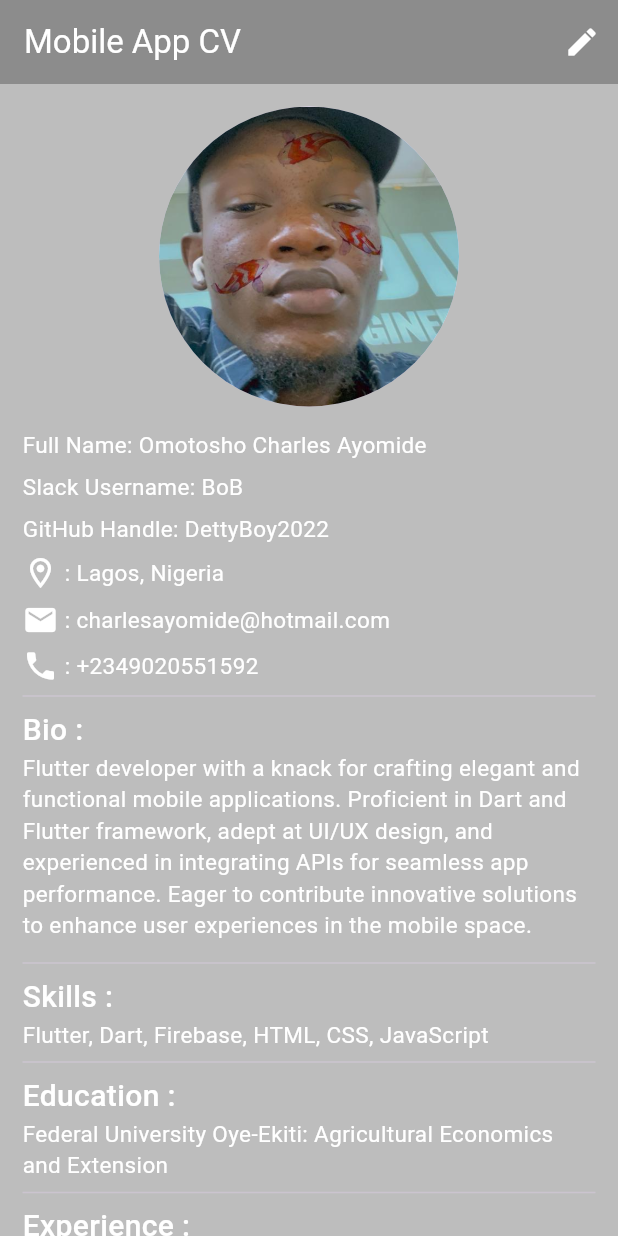
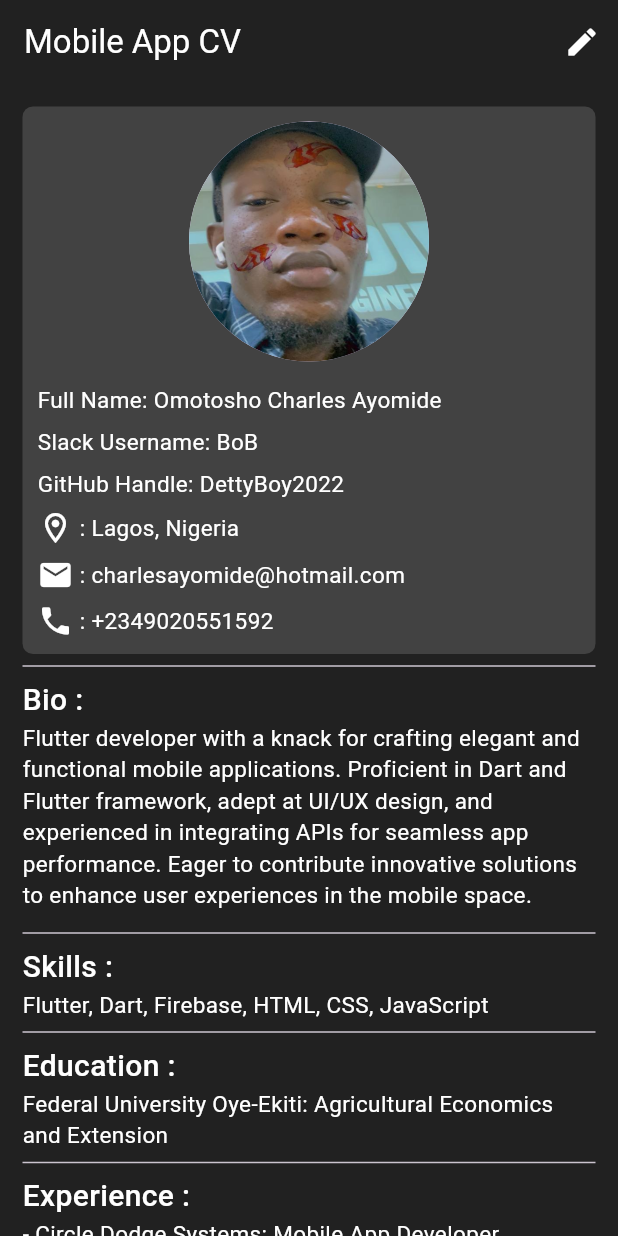
Before and after one commit to dettyboy2022/hng_task2, a Flutter app: the screen it shows after launch, on a phone screen of 412 x 824 dp. Run offline on Flutter 3.47's test engine with Material 2 defaults, Android fonts, the phone set to English and light mode, and no system bars.

Commit message:
all done

```diff
--- a/lib/editpage.dart
+++ b/lib/editpage.dart
@@ -52,9 +52,9 @@ class _EditPageState extends State<EditPage> {
   @override
   Widget build(BuildContext context) {
     return Scaffold(
-      backgroundColor: Colors.black26,
+      backgroundColor: Colors.grey.shade900,
       appBar: AppBar(
-        backgroundColor: Colors.black26,
+        backgroundColor: Colors.grey.shade900,
         iconTheme: const IconThemeData(color: Colors.white),
         title: const Text(
           'Edit CV',
--- a/lib/home.dart
+++ b/lib/home.dart
@@ -19,22 +19,28 @@ class _HomeState extends State<Home> {
   String education =
       'Federal University Oye-Ekiti: Agricultural Economics and Extension';
   String experience =
-      '''- Circle Dodge Systems: Mobile App Developer\n   - Developed and maintained mobile applications for clients, ensuring seamless user experiences.
-   - Collaborated with cross-functional teams to design, develop, and deploy new features.
-   - Conducted code reviews and provided mentorship to junior developers.
+      '''- Circle Dodge Systems: Mobile App Developer\n   . Developed and maintained mobile applications for clients, ensuring seamless user experiences.
+   . Collaborated with cross-functional teams to design, develop, and deploy new features.
+   . Conducted code reviews and provided mentorship to junior developers.
 
-- Freelance Developer: Web & Mobile Developer\n   - Led the design team in creating intuitive and visually appealing user interfaces.
-   - Conducted user research and usability testing to refine product designs.
-   - Collaborated with developers to implement designs and iterate on user feedback.
+- Freelance Developer: Web & Mobile Developer\n   . Led the design team in creating intuitive and visually appealing user interfaces.
+   . Conducted user research and usability testing to refine product designs.
+  . Collaborated with developers to implement designs and iterate on user feedback.
 ''';
-  String projects = ''' - E-commerce App.\n - Movie Ticketing App ''';
+  String projects =
+      ''' - E-commerce App.\n   .  A simple E-commerce App to help users get items available from the app.
+
+- Movie Ticketing App\n   .   A movie ticketign App to help you select movie available and book time ,date and cinema experience you want.
+
+- LiveScore UI Design App\n   .   UI design for a sports App.
+       ''';
 
   @override
   Widget build(BuildContext context) {
     return Scaffold(
-      backgroundColor: Colors.black26,
+      backgroundColor: Colors.grey.shade900,
       appBar: AppBar(
-        backgroundColor: Colors.black26,
+        backgroundColor: Colors.grey.shade900,
         title: const Text(
           'Mobile App CV',
           style: TextStyle(color: Colors.white),
@@ -83,9 +89,18 @@ class _HomeState extends State<Home> {
           child: Column(
             crossAxisAlignment: CrossAxisAlignment.start,
             children: [
+              Container(
+                padding: const EdgeInsets.all(10),
+                decoration: BoxDecoration(
+                  borderRadius: BorderRadius.circular(7),
+                  color: Colors.grey.shade800,
+                ),
+                child: Column(
+                  crossAxisAlignment: CrossAxisAlignment.start,
+                  children: [
                     const Center(
                       child: CircleAvatar(
-                  radius: 100,
+                        radius: 80,
                         backgroundImage: AssetImage('assets/profilepic.jpg'),
                       ),
                     ),
@@ -138,6 +153,9 @@ class _HomeState extends State<Home> {
                         ),
                         CustomText(text: ' : +2349020551592')
                       ],
+                    ),
+                  ],
+                ),
               ),
               const Divider(),
               const Text(
```
Lines whose indentation alone changed are shown as unchanged.
